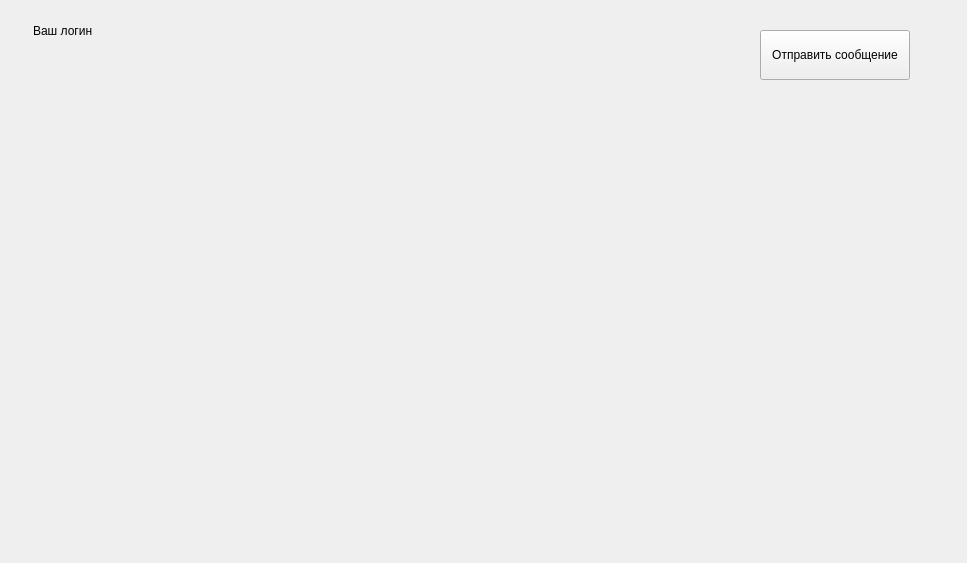
This is Qt/home_windows.ui in shm0nya/Lipilin-s-game as Qt 5 draws it before an edit. The edited form follows.
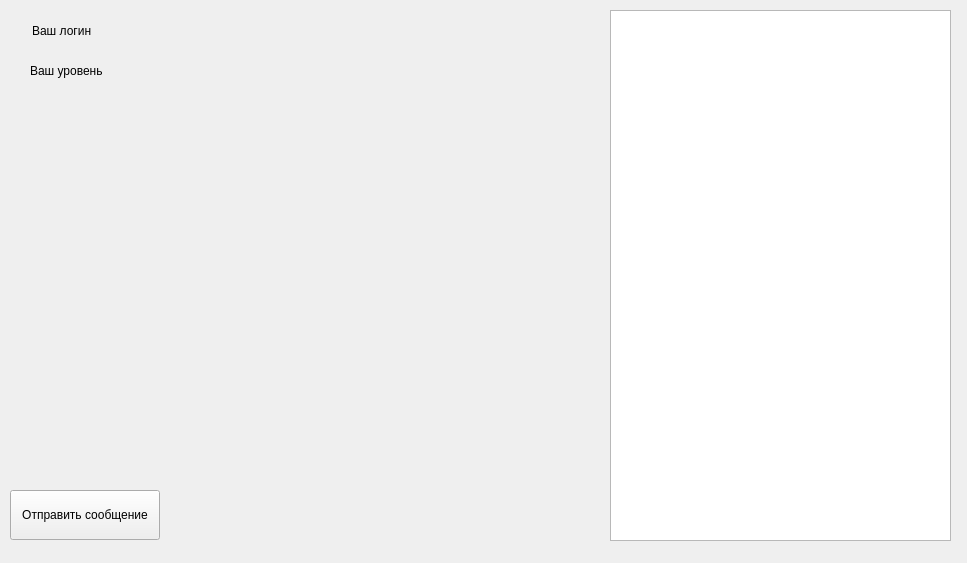
This is the edited form.

Patch:
```diff
--- a/Qt/home_windows.ui
+++ b/Qt/home_windows.ui
@@ -16,8 +16,8 @@
   <widget class="QPushButton" name="button_send_messege">
    <property name="geometry">
     <rect>
-     <x>760</x>
-     <y>30</y>
+     <x>10</x>
+     <y>490</y>
      <width>150</width>
      <height>50</height>
     </rect>
@@ -32,25 +32,28 @@
     <string>Отправить сообщение</string>
    </property>
   </widget>
-  <widget class="QWidget" name="layoutWidget">
+  <widget class="QListWidget" name="list_users">
    <property name="geometry">
     <rect>
-     <x>20</x>
+     <x>610</x>
+     <y>10</y>
+     <width>341</width>
+     <height>531</height>
+    </rect>
+   </property>
+  </widget>
+  <widget class="QWidget" name="">
+   <property name="geometry">
+    <rect>
+     <x>32</x>
      <y>20</y>
-     <width>204</width>
+     <width>209</width>
      <height>22</height>
     </rect>
    </property>
-   <layout class="QHBoxLayout" name="componate_login">
+   <layout class="QHBoxLayout" name="componate_lbl_login">
     <item>
-     <widget class="QLabel" name="login_value">
-      <property name="text">
-       <string/>
-      </property>
-     </widget>
-    </item>
-    <item>
-     <widget class="QLabel" name="login_show">
+     <widget class="QLabel" name="lbl_login_show">
       <property name="text">
        <string>Ваш логин</string>
       </property>
@@ -71,6 +74,45 @@
     </item>
    </layout>
   </widget>
+  <widget class="QWidget" name="">
+   <property name="geometry">
+    <rect>
+     <x>30</x>
+     <y>60</y>
+     <width>211</width>
+     <height>22</height>
+    </rect>
+   </property>
+   <layout class="QHBoxLayout" name="componate_lbl_level">
+    <item>
+     <widget class="QLabel" name="lbl_level_show">
+      <property name="text">
+       <string>Ваш уровень</string>
+      </property>
+     </widget>
+    </item>
+    <item>
+     <widget class="QLabel" name="lbl_level_value">
+      <property name="text">
+       <string/>
+      </property>
+     </widget>
+    </item>
+    <item>
+     <spacer name="horizontalSpacer_2">
+      <property name="orientation">
+       <enum>Qt::Horizontal</enum>
+      </property>
+      <property name="sizeHint" stdset="0">
+       <size>
+        <width>40</width>
+        <height>20</height>
+       </size>
+      </property>
+     </spacer>
+    </item>
+   </layout>
+  </widget>
  </widget>
  <resources/>
  <connections/>
```
Left out of the diff: 7 changed lines with no effect on the pictures.
